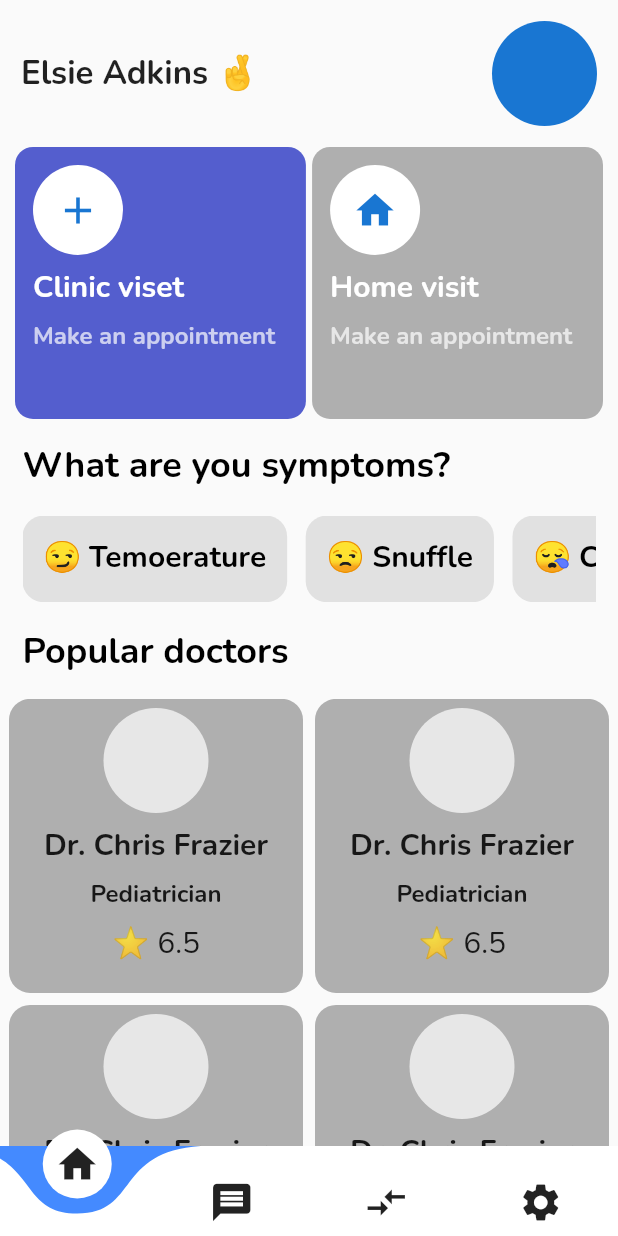
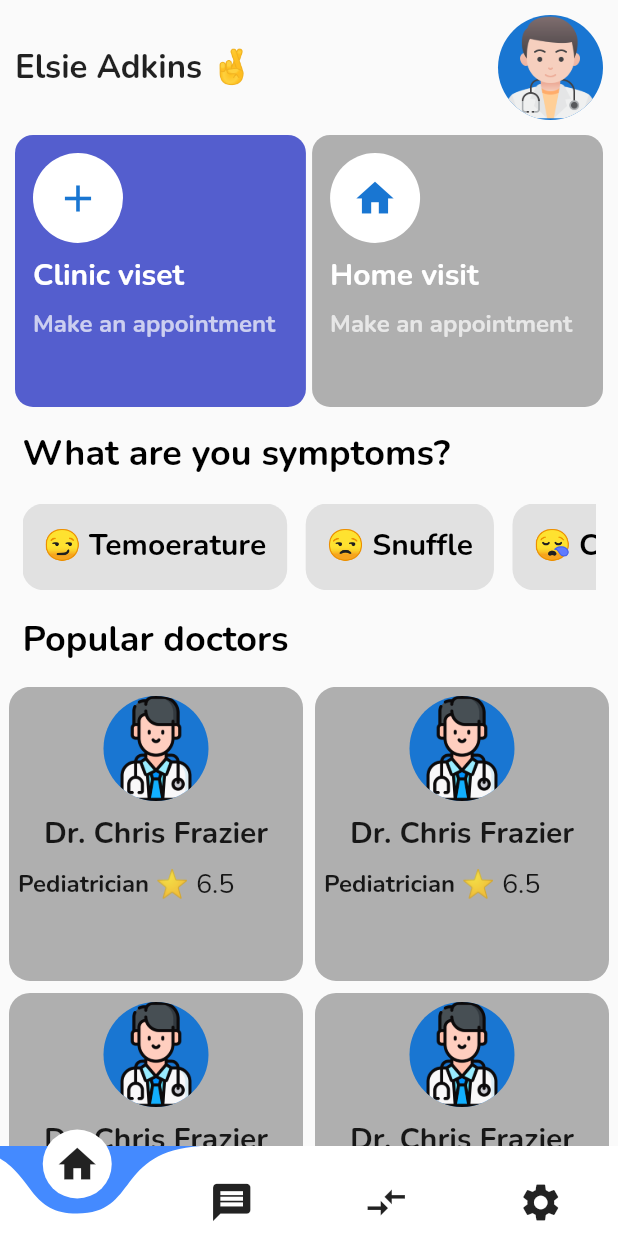
Before and after one commit to robiulalam210/Doctor_Ui, a Flutter app: the screen it shows after launch, on a phone screen of 412 x 824 dp. Run offline on Flutter 3.47's test engine with Material 2 defaults, Android fonts, the phone set to English and light mode, and no system bars; drawn by our look-alikes of curved_navigation_bar; our stand-ins replace google_fonts.

Commit message:
images change

```diff
--- a/lib/nav/appointment.dart
+++ b/lib/nav/appointment.dart
@@ -263,11 +263,11 @@ class Appointment extends StatelessWidget {
                               height:
                                   MediaQuery.of(context).size.height * 0.05,
                               width: MediaQuery.of(context).size.width,
-                              padding: MediaQuery.of(context).padding * 0.2,
+                              padding: MediaQuery.of(context).padding * 0.3,
                               child: Center(
                                   child: Text(
                                 "Book Appointment",
-                                style: TextStyle(fontSize: 20,color: Colors.white),
+                                style: TextStyle(fontSize: 20,color: Colors.white,),
                               )),
                             ),
 
--- a/lib/widget/gridviewitem.dart
+++ b/lib/widget/gridviewitem.dart
@@ -16,7 +16,7 @@ class GridViewItem extends StatelessWidget {
                 gridDelegate: SliverGridDelegateWithMaxCrossAxisExtent(
                     mainAxisSpacing: 8,
                     crossAxisSpacing: 8,
-                    maxCrossAxisExtent: 300),
+                    maxCrossAxisExtent: 290),
                 itemBuilder: (context, index) => InkWell(
                   onTap: (){ Navigator.of(context)
                       .push(MaterialPageRoute(builder: (context) => Appointment()));},
@@ -25,12 +25,12 @@ class GridViewItem extends StatelessWidget {
                         borderRadius: BorderRadius.circular(14),
                         color: Colors.black.withOpacity(0.3)),
                     padding: EdgeInsets.all(6),
-                    height: MediaQuery.of(context).size.height * 0.16,
+                    height: MediaQuery.of(context).size.height * 0.02,
                     child: Column(
                       children: [
                         CircleAvatar(
                           maxRadius: 35,
-                          backgroundColor: Colors.white70,
+                          backgroundImage:AssetImage("images/2.png"),
                         ),
                         SizedBox(
                           height:MediaQuery.of(context).size.height * 0.01,
@@ -43,13 +43,16 @@ class GridViewItem extends StatelessWidget {
                         SizedBox(
                           height:MediaQuery.of(context).size.height * 0.01,
                         ),
-                        Text(
-                          "Pediatrician",
-                          style: GoogleFonts.nunito(
-                              fontSize: 16, fontWeight: FontWeight.w700),
-                        ),
-                        SizedBox(height: MediaQuery.of(context).size.height * 0.01,),
-                        Text("⭐ 6.5",style: GoogleFonts.nunito(fontSize: 20),)
+                        Row(children: [
+                          Text(
+                            "Pediatrician",
+                            style: GoogleFonts.nunito(
+                                fontSize: 16, fontWeight: FontWeight.w700),
+                          ),
+                          SizedBox(width: MediaQuery.of(context).size.width * 0.01,),
+                          Text("⭐ 6.5",style: GoogleFonts.nunito(fontSize: 18),)
+                        ],)
+
                       ],
                     ),
                   ),
--- a/lib/widget/myappbar.dart
+++ b/lib/widget/myappbar.dart
@@ -7,7 +7,7 @@ class MyAppBar extends StatelessWidget {
   @override
   Widget build(BuildContext context) {
     return Container(
-      padding: EdgeInsets.all(14),
+      padding: EdgeInsets.all(10),
       child: Row(
         mainAxisAlignment: MainAxisAlignment.spaceBetween,
         children: [
@@ -18,6 +18,8 @@ class MyAppBar extends StatelessWidget {
           CircleAvatar(
             maxRadius: 35,
             minRadius: 25,
+            backgroundImage:AssetImage("images/6.png"),
+
           )
         ],
       ),
```
